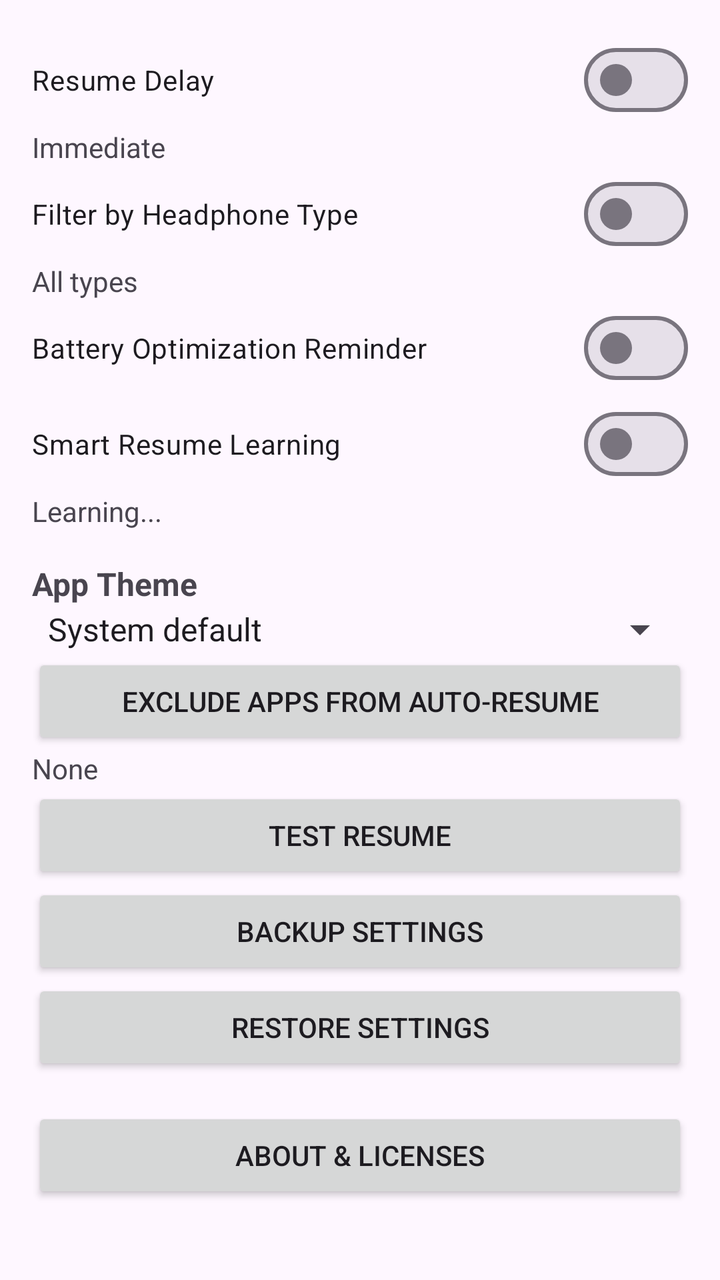
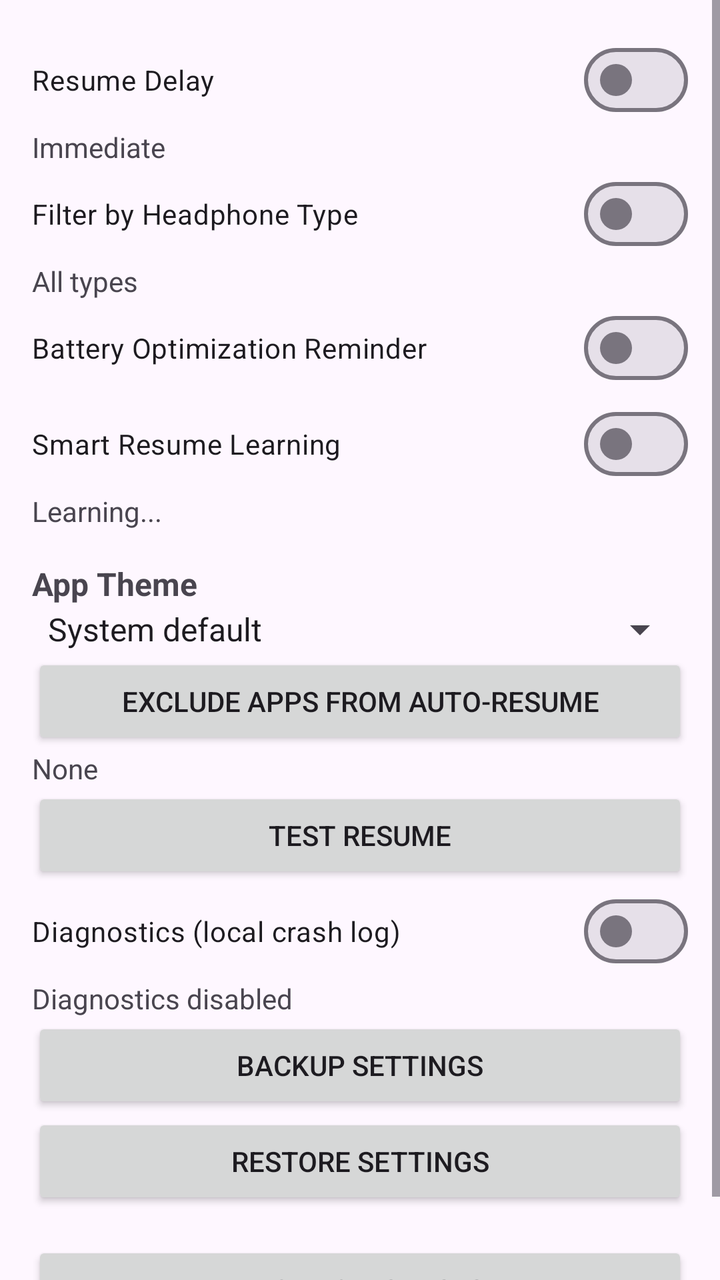

The first picture is an Android layout as it rendered before a commit; the second is the same layout after the commit. The layout source and the unified diff follow.
<!-- AndroidManifest.xml: activity theme Theme.AutoPlay.Settings -->
<!-- res/layout/fragment_settings.xml -->
<?xml version="1.0" encoding="utf-8"?>
<ScrollView xmlns:android="http://schemas.android.com/apk/res/android"
    android:layout_width="match_parent"
    android:layout_height="match_parent"
    android:fillViewport="true">

    <LinearLayout
        android:layout_width="match_parent"
        android:layout_height="wrap_content"
        android:orientation="vertical"
        android:padding="16dp">

    <com.google.android.material.materialswitch.MaterialSwitch
        android:id="@+id/delay_switch"
        android:layout_width="match_parent"
        android:layout_height="wrap_content"
        android:text="@string/settings_resume_delay_title"
        android:importantForAccessibility="yes"
        android:contentDescription="@string/settings_resume_delay_title" />

    <TextView
        android:id="@+id/delay_value_text"
        android:layout_width="match_parent"
        android:layout_height="wrap_content"
        android:text="Immediate"
        android:textColor="?android:attr/textColorSecondary" />

    <com.google.android.material.materialswitch.MaterialSwitch
        android:id="@+id/filter_switch"
        android:layout_width="match_parent"
        android:layout_height="wrap_content"
        android:text="@string/settings_filter_headphones_title"
        android:importantForAccessibility="yes"
        android:contentDescription="@string/settings_filter_headphones_title" />

    <TextView
        android:id="@+id/filter_value_text"
        android:layout_width="match_parent"
        android:layout_height="wrap_content"
        android:text="All types"
        android:textColor="?android:attr/textColorSecondary" />

    <com.google.android.material.materialswitch.MaterialSwitch
        android:id="@+id/battery_switch"
        android:layout_width="match_parent"
        android:layout_height="wrap_content"
        android:text="@string/settings_battery_reminder_title"
        android:importantForAccessibility="yes"
        android:contentDescription="@string/settings_battery_reminder_title" />

    <com.google.android.material.materialswitch.MaterialSwitch
        android:id="@+id/smart_resume_switch"
        android:layout_width="match_parent"
        android:layout_height="wrap_content"
        android:text="@string/settings_smart_resume_title"
        android:importantForAccessibility="yes"
        android:contentDescription="@string/settings_smart_resume_title" />

    <TextView
        android:id="@+id/smart_resume_value_text"
        android:layout_width="match_parent"
        android:layout_height="wrap_content"
        android:text="Learning..."
        android:textColor="?android:attr/textColorSecondary" />

    <TextView
        android:layout_width="match_parent"
        android:layout_height="wrap_content"
        android:text="@string/settings_theme_title"
        android:textSize="16sp"
        android:textStyle="bold"
        android:layout_marginTop="16dp" />

    <Spinner
        android:id="@+id/theme_spinner"
        android:layout_width="match_parent"
        android:layout_height="wrap_content"
        android:entries="@array/theme_entries"
        android:importantForAccessibility="yes"
        android:contentDescription="@string/settings_theme_title" />

    <Button
        android:id="@+id/excluded_apps_button"
        android:layout_width="match_parent"
        android:layout_height="wrap_content"
        android:text="@string/settings_exclude_apps_title" />

    <TextView
        android:id="@+id/excluded_apps_value_text"
        android:layout_width="match_parent"
        android:layout_height="wrap_content"
        android:text="None"
        android:textColor="?android:attr/textColorSecondary" />

    <Button
        android:id="@+id/test_resume_button"
        android:layout_width="match_parent"
        android:layout_height="wrap_content"
        android:text="@string/settings_test_resume" />

    <Button
        android:id="@+id/backup_button"
        android:layout_width="match_parent"
        android:layout_height="wrap_content"
        android:text="@string/settings_backup_title"
        android:importantForAccessibility="yes"
        android:contentDescription="@string/settings_backup_title" />

    <Button
        android:id="@+id/restore_button"
        android:layout_width="match_parent"
        android:layout_height="wrap_content"
        android:text="@string/settings_restore_title"
        android:importantForAccessibility="yes"
        android:contentDescription="@string/settings_restore_title" />

    <Button
        android:id="@+id/about_button"
        android:layout_width="match_parent"
        android:layout_height="wrap_content"
        android:layout_marginTop="16dp"
        android:text="@string/settings_about_title" />
    </LinearLayout>
</ScrollView>
<!-- resources referenced by this layout -->
<resources>
  <string-array name="theme_entries">
          <item>System default</item>
          <item>Light</item>
          <item>Dark</item>
      </string-array>
  <string name="settings_about_title">About &amp; Licenses</string>
  <string name="settings_backup_title">Backup Settings</string>
  <string name="settings_battery_reminder_title">Battery Optimization Reminder</string>
  <string name="settings_exclude_apps_title">Exclude Apps from Auto-Resume</string>
  <string name="settings_filter_headphones_title">Filter by Headphone Type</string>
  <string name="settings_restore_title">Restore Settings</string>
  <string name="settings_resume_delay_title">Resume Delay</string>
  <string name="settings_smart_resume_title">Smart Resume Learning</string>
  <string name="settings_test_resume">Test Resume</string>
  <string name="settings_theme_title">App Theme</string>
  <style name="Theme.AutoPlay.Settings" parent="Theme.Material3.DayNight">
          <item name="colorPrimary">@color/primary</item>
          <item name="colorPrimaryVariant">@color/primary_dark</item>
          <item name="colorOnPrimary">@android:color/white</item>
          <item name="colorSecondary">@color/primary</item>
          <item name="colorSecondaryVariant">@color/primary_dark</item>
          <item name="colorOnSecondary">@android:color/white</item>
          <item name="android:statusBarColor">@color/primary_dark</item>
          <item name="android:navigationBarColor">?attr/colorSurface</item>
          <item name="android:forceDarkAllowed" tools:targetApi="q">true</item>
      </style>
  <color name="primary">#4CAF50</color>
  <color name="primary_dark">#388E3C</color>
</resources>

<!-- the commit's change to res/layout/fragment_settings.xml (unified diff, before → after) -->
@@ -98,6 +98,21 @@
         android:layout_height="wrap_content"
         android:text="@string/settings_test_resume" />
 
+    <com.google.android.material.materialswitch.MaterialSwitch
+        android:id="@+id/diagnostics_switch"
+        android:layout_width="match_parent"
+        android:layout_height="wrap_content"
+        android:text="@string/settings_diagnostics_title"
+        android:importantForAccessibility="yes"
+        android:contentDescription="@string/settings_diagnostics_title" />
+
+    <TextView
+        android:id="@+id/diagnostics_value_text"
+        android:layout_width="match_parent"
+        android:layout_height="wrap_content"
+        android:text="@string/settings_diagnostics_disabled"
+        android:textColor="?android:attr/textColorSecondary" />
+
     <Button
         android:id="@+id/backup_button"
         android:layout_width="match_parent"
<!-- resource entries referenced after the edit -->
@@ -8,6 +8,8 @@
   <string name="settings_about_title">About &amp; Licenses</string>
   <string name="settings_backup_title">Backup Settings</string>
   <string name="settings_battery_reminder_title">Battery Optimization Reminder</string>
+  <string name="settings_diagnostics_disabled">Diagnostics disabled</string>
+  <string name="settings_diagnostics_title">Diagnostics (local crash log)</string>
   <string name="settings_exclude_apps_title">Exclude Apps from Auto-Resume</string>
   <string name="settings_filter_headphones_title">Filter by Headphone Type</string>
   <string name="settings_restore_title">Restore Settings</string>
